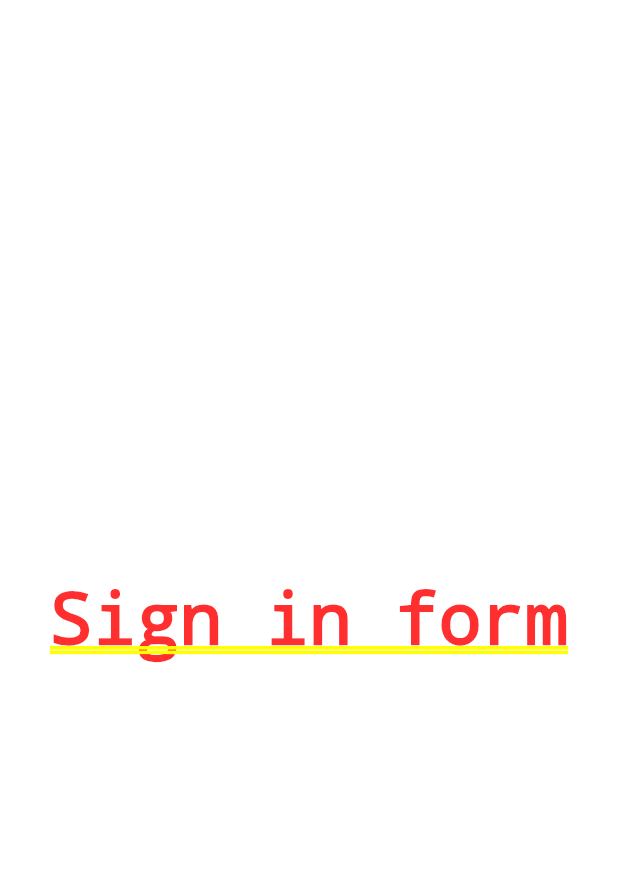
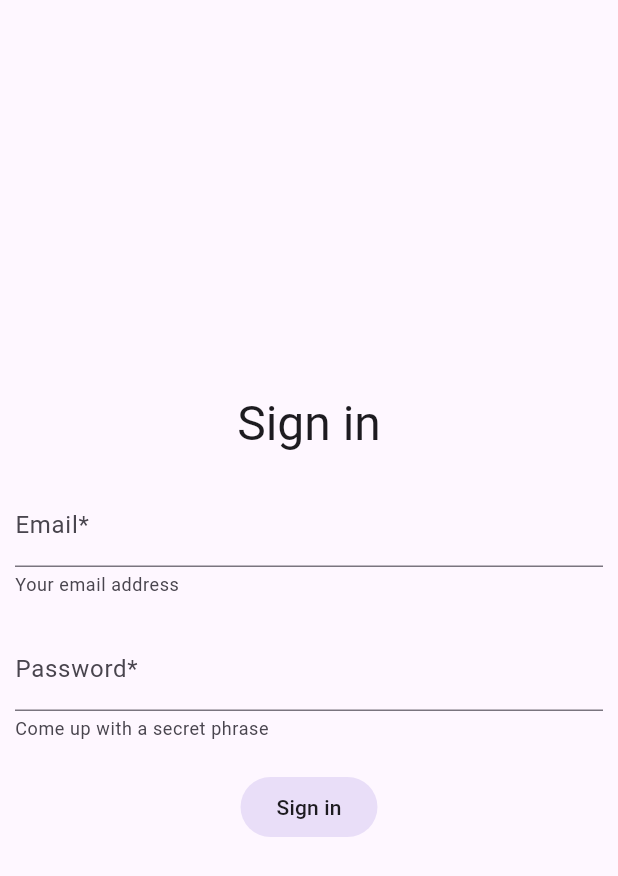
Before and after one commit to JohnKhandygo/firebase-playground, a Flutter app: the screen it shows after launch, after a tap on "Sign in", on a phone screen of 412 x 824 dp. Shown: the top 876 px of the screen. Run offline on Flutter 3.47's test engine with Material 3 defaults, Android fonts, the phone set to English and light mode, and no system bars; our stand-ins replace email_validator, firebase_auth, firebase_core; accounts and stored records are empty; statements that could not run were skipped.

Commit message:
flutter_app: wire login page to the landing screen.

```diff
--- /dev/null
+++ b/flutter_app/lib/login.dart
@@ -0,0 +1,96 @@
+import 'package:email_validator/email_validator.dart';
+import 'package:firebase_auth/firebase_auth.dart';
+import 'package:flutter/material.dart';
+import 'package:flutter_app/home.dart';
+
+class LoginScreen extends StatefulWidget {
+  const LoginScreen({super.key});
+
+  @override
+  State<LoginScreen> createState() => _LoginScreen();
+}
+
+class _LoginScreen extends State<LoginScreen> {
+  final _formKey = GlobalKey<FormState>();
+  String _email = '';
+  String _password = '';
+
+  @override
+  Widget build(BuildContext context) {
+    return Scaffold(
+      body: Center(
+        child: Padding(
+          padding: const EdgeInsets.all(10.0),
+          child: Column(
+            mainAxisAlignment: MainAxisAlignment.center,
+            children: [
+              Text('Sign in', style: Theme.of(context).textTheme.headlineLarge),
+              const SizedBox(
+                height: 20,
+              ),
+              Form(
+                  key: _formKey,
+                  child: Column(
+                    children: [
+                      TextFormField(
+                        decoration: const InputDecoration(
+                          label: Text('Email*'),
+                          helperText: 'Your email address',
+                        ),
+                        validator: (value) =>
+                            value != null && EmailValidator.validate(value) ? null : 'Enter a valid email address',
+                        onSaved: (value) => _email = value!,
+                      ),
+                      const SizedBox(
+                        height: 20,
+                      ),
+                      TextFormField(
+                        decoration: const InputDecoration(
+                          label: Text('Password*'),
+                          helperText: 'Come up with a secret phrase',
+                        ),
+                        obscureText: true,
+                        enableSuggestions: false,
+                        autocorrect: false,
+                        validator: (value) => value == null || value.isEmpty ? 'Enter a password' : null,
+                        onSaved: (value) => _password = value!,
+                      ),
+                      const SizedBox(
+                        height: 20,
+                      ),
+                      FilledButton.tonal(
+                        onPressed: () async {
+                          if (_formKey.currentState!.validate()) {
+                            _formKey.currentState!.save();
+                            UserCredential? credentials;
+                            try {
+                              credentials = await FirebaseAuth.instance
+                                  .signInWithEmailAndPassword(email: _email, password: _password);
+                              _formKey.currentState!.reset();
+                              if (context.mounted) {
+                                Navigator.push(
+                                  context,
+                                  MaterialPageRoute(
+                                    builder: (context) => HomeScreen(credentials!.user!),
+                                  ),
+                                );
+                              }
+                            } catch (e) {
+                              print("Cannot login: $e");
+                            }
+                          }
+                        },
+                        child: Text(
+                          'Sign in',
+                          style: Theme.of(context).textTheme.labelLarge,
+                        ),
+                      )
+                    ],
+                  ))
+            ],
+          ),
+        ),
+      ),
+    );
+  }
+}
--- a/flutter_app/lib/main.dart
+++ b/flutter_app/lib/main.dart
@@ -1,6 +1,7 @@
 import 'package:flutter/material.dart';
 import 'package:firebase_core/firebase_core.dart';
 import 'package:flutter_app/home.dart';
+import 'package:flutter_app/login.dart';
 import 'package:flutter_app/registration.dart';
 import 'firebase_options.dart';
 import 'package:firebase_auth/firebase_auth.dart';
@@ -88,9 +89,7 @@ class LandingScreen extends StatelessWidget {
                         onPressed: () => Navigator.push(
                             context,
                             MaterialPageRoute(
-                              builder: (context) => const Center(
-                                child: Text('Sign in form'),
-                              ),
+                              builder: (context) => LoginScreen(),
                             )),
                         child: Text(
                           'Sign in',
```
